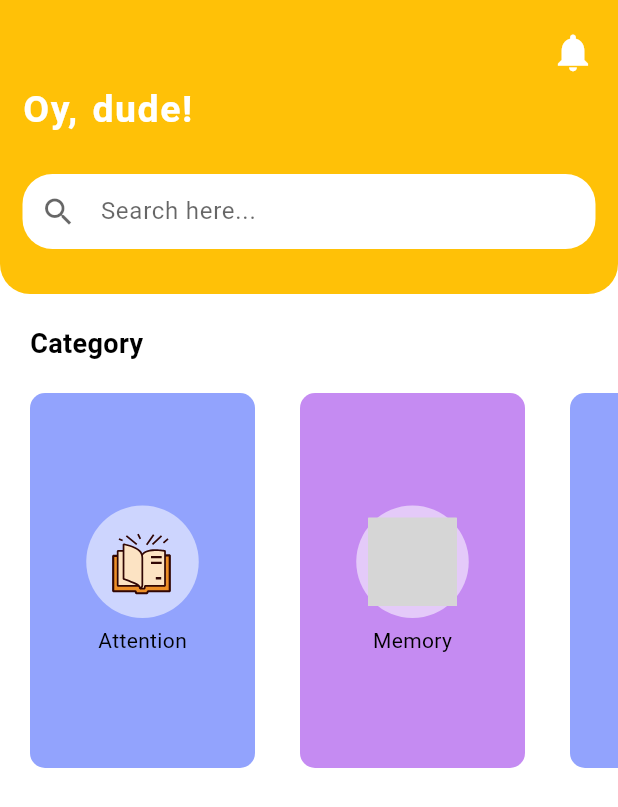
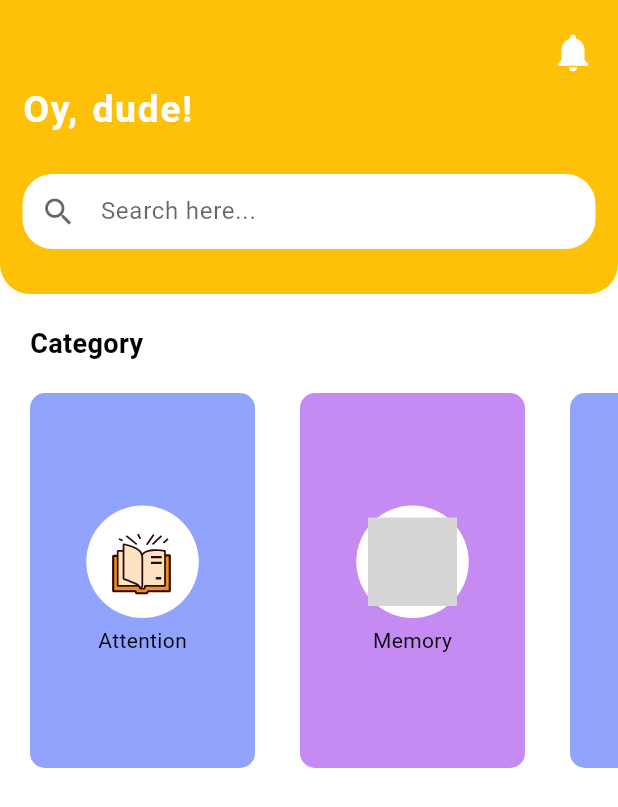
Before and after one commit to crb3l/brain-app, a Flutter app: the HomeScreen screen opened directly, on a phone screen of 412 x 824 dp. Shown: the top 807 px of the screen. Run offline on Flutter 3.47's test engine with Material 3 defaults, Android fonts, the light colour scheme and no system bars; our stand-ins replace firebase_auth, firebase_core, flutter_svg; accounts and stored records are empty; grey boxes are pictures that could not be loaded.

Commit message:
last changes added, cat cards, search box

```diff
--- a/lib/screens/home_screen.dart
+++ b/lib/screens/home_screen.dart
@@ -19,6 +19,7 @@ class HomeScreen extends StatelessWidget {
     _getCategories();
     return Scaffold(
       backgroundColor: Colors.white,
+      // bottomNavigationBar: NavigationBar(),
       body: ListView(
         // pot sa o fac si listview in loc de column, depinde de cum voi vrea eu sa imi aranjez in pagina lucrurile
         //pana la urma asta am si facut
@@ -72,12 +73,14 @@ class HomeScreen extends StatelessWidget {
                         width: 75,
                         height: 75,
                         decoration: const BoxDecoration(
-                            color: Colors.white54, shape: BoxShape.circle),
+                            color: Colors.white, shape: BoxShape.circle),
                         child: Padding(
                           padding: const EdgeInsets.all(8),
                           child: SvgPicture.asset(categories[index].iconPath),
                         ),
                       ),
+                      //       GestureDetector(onTap: (){Navigator.push(context,
+                      // MaterialPageRoute(builder: (context) => categories[index].()));},), --- this is for screen/categories implementation
                       const SizedBox(
                         height: 5,
                       ),
```
